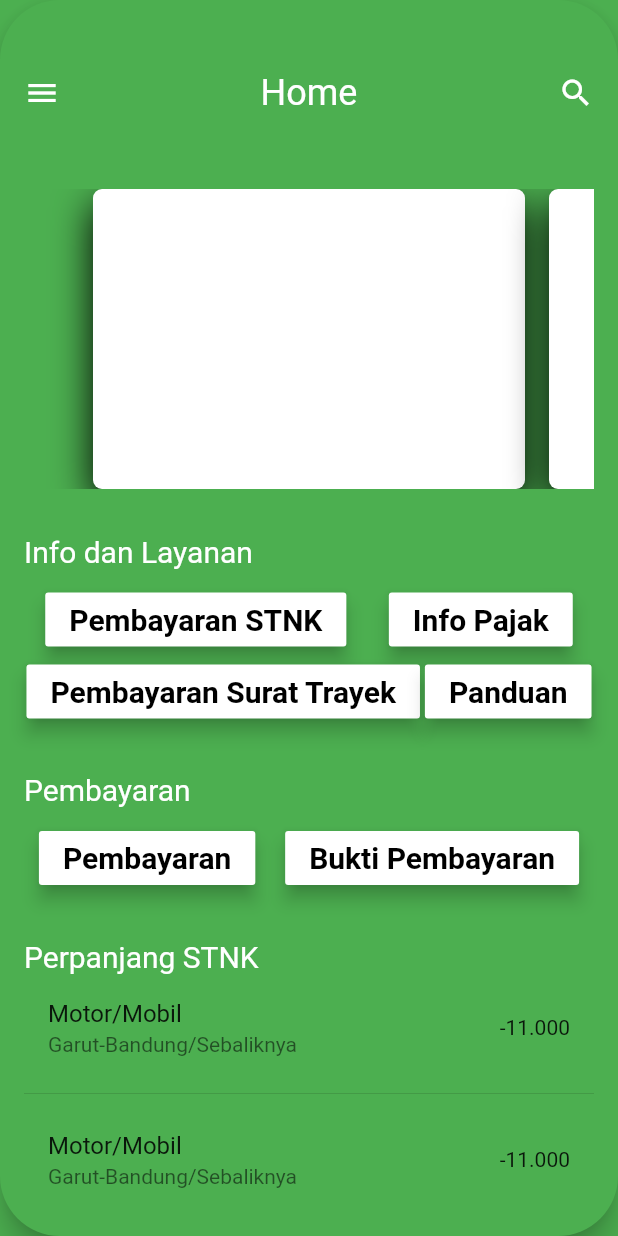
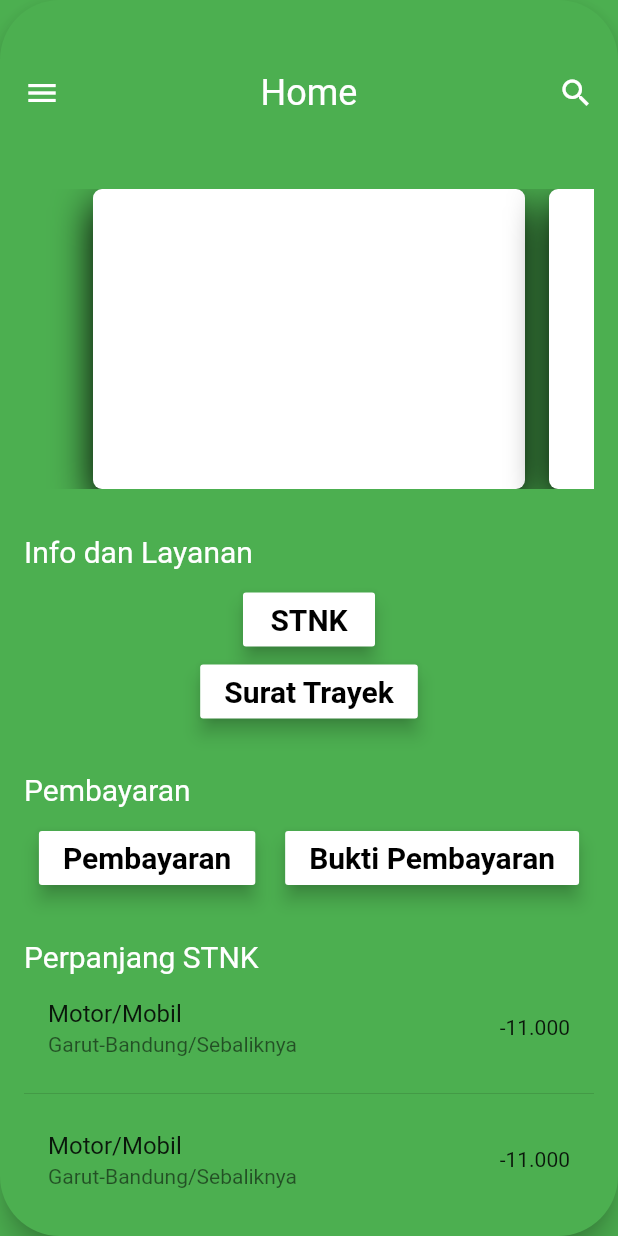
Before and after one commit to RdKaranNugraha/tubes, a Flutter app: the Home screen opened directly, on a phone screen of 412 x 824 dp. Run offline on Flutter 3.47's test engine with Material 2 defaults, Android fonts, the phone set to English and light mode, and no system bars.

Commit message:
Revisi 1
revisi home & login page, tambah halaman surat trayek

```diff
--- a/lib/home.dart
+++ b/lib/home.dart
@@ -1,4 +1,5 @@
 import 'package:flutter/material.dart';
+import 'package:tubes/SuratTrayek.dart';
 import 'package:tubes/login.dart';
 import 'package:tubes/stnk.dart';
 
@@ -185,7 +186,7 @@ class _HomeState extends State<Home> with SingleTickerProviderStateMixin {
                         mainAxisAlignment: MainAxisAlignment.spaceAround,
                         children: <Widget>[
                           RaisedButton(
-                              child: Text("Pembayaran STNK",
+                              child: Text("STNK",
                                   style: TextStyle(
                                       color: Colors.black,
                                       fontSize: 20,
@@ -198,8 +199,14 @@ class _HomeState extends State<Home> with SingleTickerProviderStateMixin {
                                     MaterialPageRoute(
                                         builder: (context) => STNK()));
                               }),
+                        ]),
+                  ),
+                  Container(
+                    child: new Row(
+                        mainAxisAlignment: MainAxisAlignment.spaceAround,
+                        children: <Widget>[
                           RaisedButton(
-                              child: Text("Info Pajak",
+                              child: Text("Surat Trayek",
                                   style: TextStyle(
                                       color: Colors.black,
                                       fontSize: 20,
@@ -210,41 +217,7 @@ class _HomeState extends State<Home> with SingleTickerProviderStateMixin {
                                 Navigator.pushReplacement(
                                     context,
                                     MaterialPageRoute(
-                                        builder: (context) => Login()));
-                              }),
-                        ]),
-                  ),
-                  Container(
-                    child: new Row(
-                        mainAxisAlignment: MainAxisAlignment.spaceAround,
-                        children: <Widget>[
-                          RaisedButton(
-                              child: Text("Pembayaran Surat Trayek",
-                                  style: TextStyle(
-                                      color: Colors.black,
-                                      fontSize: 20,
-                                      fontWeight: FontWeight.bold)),
-                              color: Colors.white,
-                              elevation: 5,
-                              onPressed: () {
-                                Navigator.pushReplacement(
-                                    context,
-                                    MaterialPageRoute(
-                                        builder: (context) => Login()));
-                              }),
-                          RaisedButton(
-                              child: Text("Panduan",
-                                  style: TextStyle(
-                                      color: Colors.black,
-                                      fontSize: 20,
-                                      fontWeight: FontWeight.bold)),
-                              color: Colors.white,
-                              elevation: 5,
-                              onPressed: () {
-                                Navigator.pushReplacement(
-                                    context,
-                                    MaterialPageRoute(
-                                        builder: (context) => Login()));
+                                        builder: (context) => SuratTrayek()));
                               }),
                         ]),
                   ),
--- a/lib/login.dart
+++ b/lib/login.dart
@@ -67,7 +67,7 @@ class _LoginState extends State<Login> {
                       },
                       keyboardType: TextInputType.phone,
                       decoration: InputDecoration(
-                          labelText: 'NIK KTP',
+                          labelText: 'NIK (Nomor Induk KTP)',
                           labelStyle: TextStyle(
                               fontFamily: 'Montserrat',
                               fontWeight: FontWeight.bold,
```
Also changed, not shown: lib/SuratTrayek.dart (added, +146 -0 lines).
